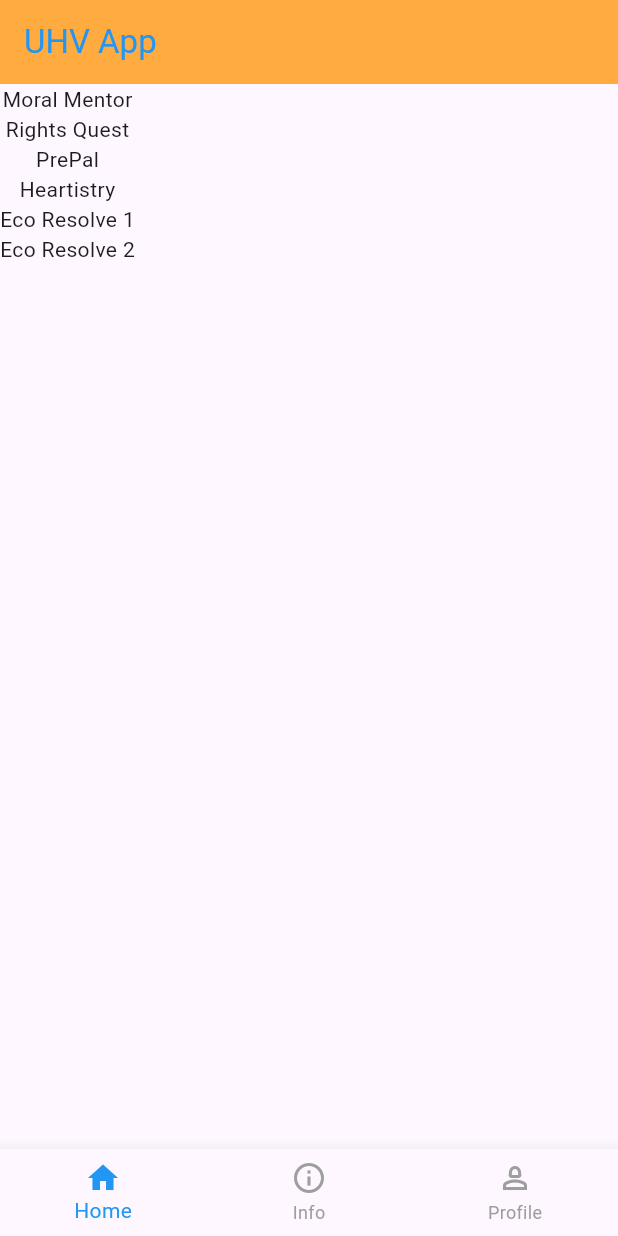
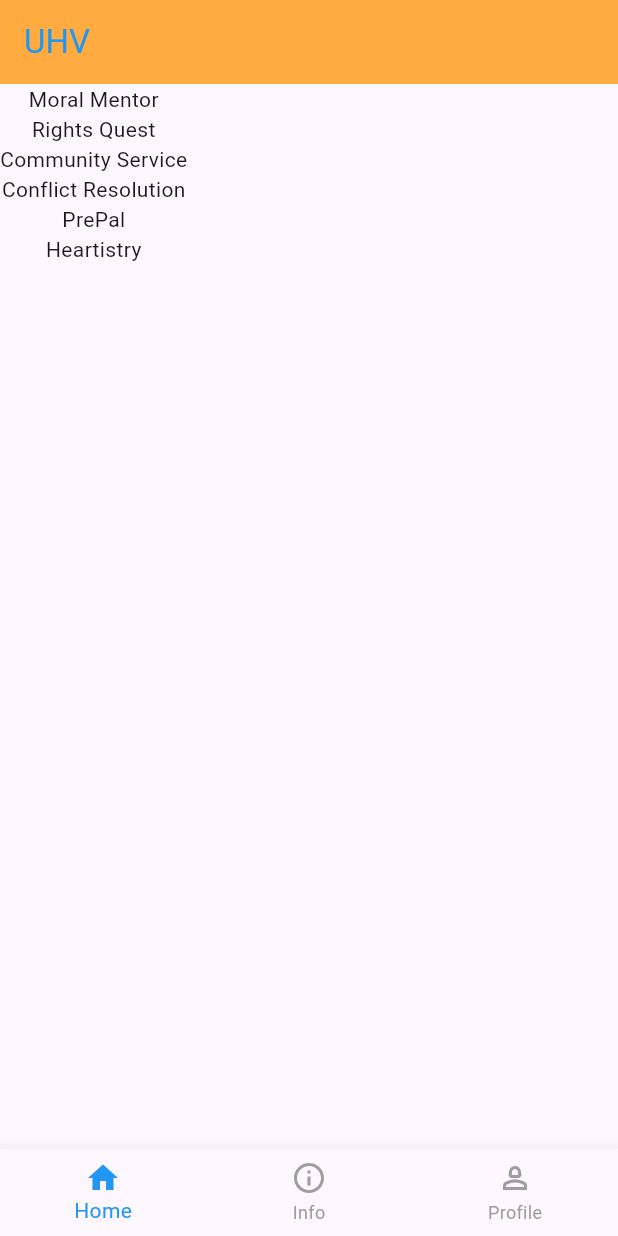
Before and after one commit to Himanshu2004-prog/UHV_new_App, a Flutter app: the screen it shows after launch, after a tap on "Next", on a phone screen of 412 x 824 dp. Run offline on Flutter 3.47's test engine with Material 3 defaults, Android fonts, the phone set to English and light mode, and no system bars.

Commit message:
fix some files

```diff
--- /dev/null
+++ b/lib/communityService/homePage_CS.dart
@@ -0,0 +1,15 @@
+import 'package:flutter/material.dart';
+
+class homePage_CS extends StatelessWidget {
+  const homePage_CS({super.key});
+
+  @override
+  Widget build(BuildContext context) {
+    return Scaffold(
+      appBar: AppBar(
+        title: Text("Community Service"),
+      ),
+      body: Center(child: Text("Community Service")),
+    );
+  }
+}
--- /dev/null
+++ b/lib/conflictResolution/homepage_CR.dart
@@ -0,0 +1,15 @@
+import 'package:flutter/material.dart';
+
+class homePage_CR extends StatelessWidget {
+  const homePage_CR({super.key});
+
+  @override
+  Widget build(BuildContext context) {
+    return Scaffold(
+      appBar: AppBar(
+        title: Text("Conflict Resolution"),
+      ),
+      body: Center(child: Text("Conflict Resolution")),
+    );
+  }
+}
--- a/lib/ecoResolve1/homePage_ER.dart
+++ /dev/null
@@ -1,12 +0,0 @@
-import 'package:flutter/material.dart';
-class homePage_ER extends StatelessWidget {
-  const homePage_ER({super.key});
-
-  @override
-  Widget build(BuildContext context) {
-    return Scaffold(
-      appBar: AppBar(title: Text("Eco-Resolve"),),
-      body: Center(child: Text("Eco-Resolve")),
-    );
-  }
-}
--- a/lib/ecoResolve2/homepage_ER2.dart
+++ /dev/null
@@ -1,12 +0,0 @@
-import 'package:flutter/material.dart';
-class homePage_ER2 extends StatelessWidget {
-  const homePage_ER2({super.key});
-
-  @override
-  Widget build(BuildContext context) {
-    return Scaffold(
-      appBar: AppBar(title: Text("Eco-Resolve2"),),
-      body: Center(child: Text("Eco-Resolve2")),
-    );
-  }
-}
--- a/lib/main.dart
+++ b/lib/main.dart
@@ -1,8 +1,5 @@
 import 'package:flutter/material.dart';
 import 'package:uhv_app/app_Authentication/login.dart';
-import 'package:uhv_app/screens/bottomBar.dart';
-import 'package:uhv_app/screens/homePage.dart';
-
 
 void main() {
   runApp(const MyApp());
@@ -16,13 +13,12 @@ class MyApp extends StatelessWidget {
   Widget build(BuildContext context) {
     return MaterialApp(
       debugShowCheckedModeBanner: false,
-      title: 'Flutter Demo',
+      title: 'UHV',
       theme: ThemeData(
-
         colorScheme: ColorScheme.fromSeed(seedColor: Colors.deepPurple),
         useMaterial3: true,
       ),
-      home:LoginPage(),
+      home: LoginPage(),
     );
   }
 }
--- a/lib/screens/bottomBar.dart
+++ b/lib/screens/bottomBar.dart
@@ -1,4 +1,3 @@
-
 import 'package:flutter/material.dart';
 import 'package:uhv_app/screens/homePage.dart';
 import 'package:uhv_app/screens/infoPage.dart';
@@ -38,7 +37,9 @@ class _AppBottomState extends State<AppBottom> {
     return Scaffold(
       appBar: AppBar(
         backgroundColor: AppBarColor,
-        title: Text("UHV App",style: TextStyle(color:AppBarTextColor),
+        title: const Text(
+          "UHV",
+          style: TextStyle(color: AppBarTextColor),
         ),
       ),
       body: Center(child: _widgetsOptions[selectedPageIndex]),
--- a/lib/screens/homePage.dart
+++ b/lib/screens/homePage.dart
@@ -1,79 +1,84 @@
 import 'package:flutter/material.dart';
-import 'package:uhv_app/ecoResolve1/homePage_ER.dart';
+import 'package:uhv_app/communityService/homePage_CS.dart';
 import 'package:uhv_app/heartistry/homePage_HT.dart';
 import 'package:uhv_app/moralMentor/homePage_mm.dart';
 import 'package:uhv_app/prepPal/homePag_PP.dart';
 import 'package:uhv_app/rightsQuest/homePage_RQ.dart';
 
-import '../ecoResolve2/homepage_ER2.dart';
+import '../conflictResolution/homepage_CR.dart';
+
 class homePage extends StatelessWidget {
   const homePage({super.key});
 
   @override
   Widget build(BuildContext context) {
     return Scaffold(
-
       body: Column(
         children: [
           InkWell(
-            onTap: (){
+            onTap: () {
               Navigator.push(
-              context,
-              MaterialPageRoute(builder: (context) => homePage_mm()),
-            );},
+                context,
+                MaterialPageRoute(builder: (context) => homePage_mm()),
+              );
+            },
             child: Container(
               child: Text("Moral Mentor"),
-
             ),
-          ),InkWell(
-            onTap: (){
+          ),
+          InkWell(
+            onTap: () {
               Navigator.push(
                 context,
                 MaterialPageRoute(builder: (context) => homePage_RQ()),
-              );},
+              );
+            },
             child: Container(
               child: Text("Rights Quest"),
-
             ),
-          ),InkWell(
-            onTap: (){
+          ),
+          InkWell(
+            onTap: () {
+              Navigator.push(
+                context,
+                MaterialPageRoute(builder: (context) => homePage_CS()),
+              );
+            },
+            child: Container(
+              child: Text("Community Service"),
+            ),
+          ),
+          InkWell(
+            onTap: () {
+              Navigator.push(
+                context,
+                MaterialPageRoute(builder: (context) => homePage_CR()),
+              );
+            },
+            child: Container(
+              child: Text("Conflict Resolution"),
+            ),
+          ),
+          InkWell(
+            onTap: () {
               Navigator.push(
                 context,
                 MaterialPageRoute(builder: (context) => homePage_PP()),
-              );},
+              );
+            },
             child: Container(
               child: Text("PrePal"),
-
             ),
-          ),InkWell(
-            onTap: (){
+          ),
+          InkWell(
+            onTap: () {
               Navigator.push(
                 context,
                 MaterialPageRoute(builder: (context) => homePage_HT()),
-              );},
+              );
+            },
             child: Container(
               child: Text("Heartistry"),
-
-            ),
-          ),InkWell(
-            onTap: (){
-              Navigator.push(
-                context,
-                MaterialPageRoute(builder: (context) => homePage_ER()),
-              );},
-            child: Container(
-              child: Text("Eco Resolve 1"),
-
-            ),
-          ), InkWell(
-            onTap: (){
-              Navigator.push(
-                context,
-                MaterialPageRoute(builder: (context) => homePage_ER2()),
-              );},
-            child: Container(
-              child: Text("Eco Resolve 2"),
-
             ),
           ),
         ],
--- a/pubspec.yaml
+++ b/pubspec.yaml
@@ -35,6 +35,8 @@ dependencies:
   # The following adds the Cupertino Icons font to your application.
   # Use with the CupertinoIcons class for iOS style icons.
   cupertino_icons: ^1.0.2
+  firebase_core: ^3.2.0
+  firebase_analytics: ^11.2.0
 
 dev_dependencies:
   flutter_test:
```
Also changed, not shown: pubspec.lock, 13 other files.
